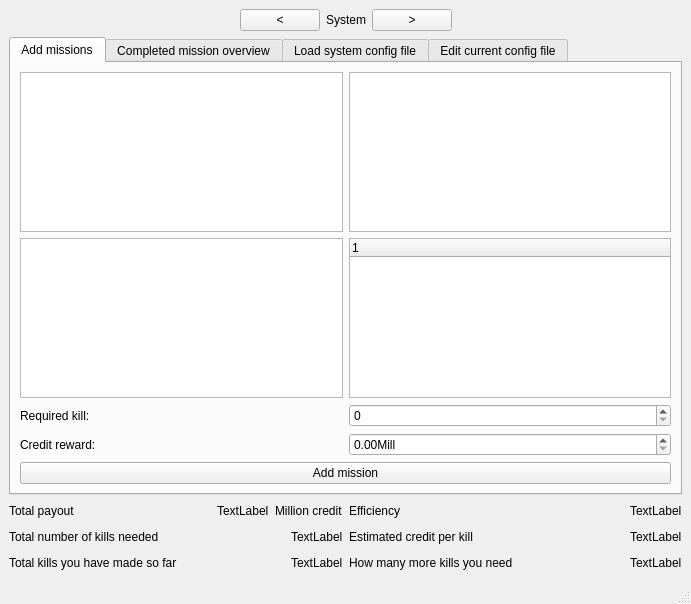
The window that SRC/mainwindow.ui (aklakina/EliteMoney) describes before a commit, drawn with Qt 5.
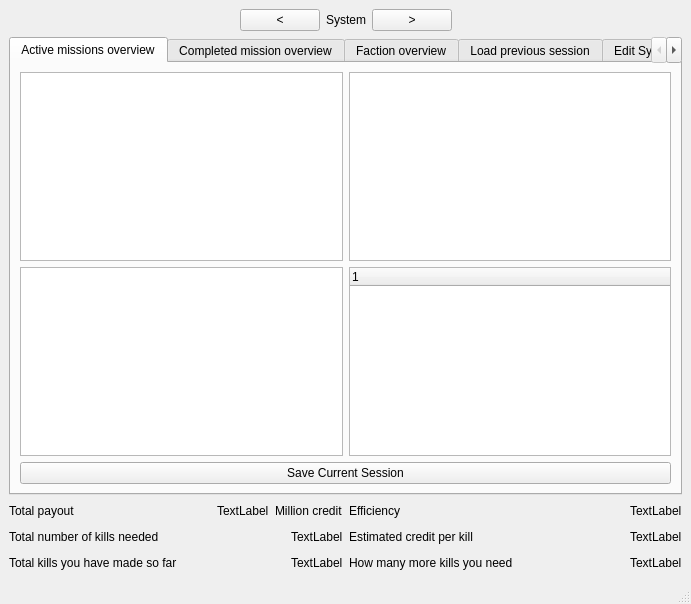
The same window after the commit.

```diff
--- a/SRC/mainwindow.ui
+++ b/SRC/mainwindow.ui
@@ -73,7 +73,10 @@
       </property>
       <widget class="QWidget" name="tab_2">
        <attribute name="title">
-        <string>Add missions</string>
+        <string>Active missions overview</string>
+       </attribute>
+       <attribute name="toolTip">
+        <string>Here you can see the active missions in their right place in the system hierarchy</string>
        </attribute>
        <layout class="QVBoxLayout" name="verticalLayout_8">
         <item>
@@ -98,62 +101,15 @@
               </column>
              </widget>
             </item>
-           </layout>
-          </item>
-          <item>
-           <layout class="QVBoxLayout" name="verticalLayout_4">
-            <item>
-             <layout class="QHBoxLayout" name="horizontalLayout_6">
-              <item>
-               <widget class="QLabel" name="label_6">
-                <property name="text">
-                 <string>Required kill:</string>
-                </property>
-               </widget>
-              </item>
-              <item>
-               <widget class="QSpinBox" name="spinBox">
-                <property name="singleStep">
-                 <number>5</number>
-                </property>
-               </widget>
-              </item>
-             </layout>
+            <item row="0" column="0">
+             <widget class="QListWidget" name="systems"/>
             </item>
-            <item>
-             <layout class="QHBoxLayout" name="horizontalLayout_7">
-              <item>
-               <widget class="QLabel" name="label_7">
-                <property name="text">
-                 <string>Credit reward:</string>
-                </property>
-               </widget>
-              </item>
-              <item>
-               <widget class="QDoubleSpinBox" name="doubleSpinBox">
-                <property name="suffix">
-                 <string>Mill</string>
-                </property>
-                <property name="maximum">
-                 <double>60.000000000000000</double>
-                </property>
-                <property name="singleStep">
-                 <double>5.000000000000000</double>
-                </property>
-               </widget>
-              </item>
-             </layout>
-            </item>
-            <item>
-             <layout class="QHBoxLayout" name="horizontalLayout_8">
-              <item>
-               <widget class="QPushButton" name="pushButton_6">
-                <property name="text">
-                 <string>Add mission</string>
-                </property>
-               </widget>
-              </item>
-             </layout>
+            <item row="2" column="0" colspan="2">
+             <widget class="QPushButton" name="Save_Session">
+              <property name="text">
+               <string>Save Current Session</string>
+              </property>
+             </widget>
             </item>
            </layout>
           </item>
@@ -175,11 +131,34 @@
           </column>
          </widget>
         </item>
+        <item>
+         <widget class="QPushButton" name="save_session">
+          <property name="text">
+           <string>Save Current Session</string>
+          </property>
+         </widget>
+        </item>
+       </layout>
+      </widget>
+      <widget class="QWidget" name="tab_3">
+       <attribute name="title">
+        <string>Faction overview</string>
+       </attribute>
+       <attribute name="toolTip">
+        <string>Here you can have a brief overview about the summed mission data for each faction</string>
+       </attribute>
+       <layout class="QVBoxLayout" name="verticalLayout_13">
+        <item>
+         <widget class="QListWidget" name="listWidget"/>
+        </item>
        </layout>
       </widget>
       <widget class="QWidget" name="tab_4">
        <attribute name="title">
-        <string>Load system config file</string>
+        <string>Load previous session</string>
+       </attribute>
+       <attribute name="toolTip">
+        <string>Here will be listed all your previous sessions that you have saved. You can reload them from here by clicking on them.</string>
        </attribute>
        <layout class="QVBoxLayout" name="verticalLayout_7">
         <item>
@@ -196,7 +175,10 @@
       </widget>
       <widget class="QWidget" name="tab_5">
        <attribute name="title">
-        <string>Edit current config file</string>
+        <string>Edit System Hierarchy</string>
+       </attribute>
+       <attribute name="toolTip">
+        <string>You do not need to use this tab ever unless you want to create a hypothetical system</string>
        </attribute>
        <layout class="QVBoxLayout" name="verticalLayout">
         <item>
```
Left out of the diff: 19 changed lines with no effect on the pictures.
